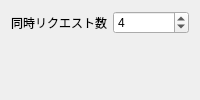
This is ui/dialogs/settings/TranslationPage.ui in Ikumyon/AutoLingua2 as Qt 5 draws it before an edit. The edited form follows.
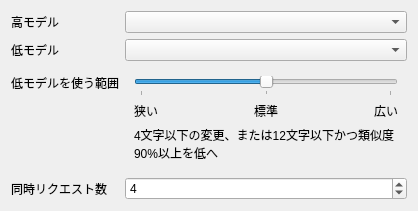
This is the edited form.

The edit to the form file:
```diff
--- a/ui/dialogs/settings/TranslationPage.ui
+++ b/ui/dialogs/settings/TranslationPage.ui
@@ -3,12 +3,26 @@
  <class>SettingsTranslationPage</class>
  <widget class="QWidget" name="SettingsTranslationPage">
   <layout class="QFormLayout" name="formTranslation">
-   <item row="0" column="0">
+   <item row="0" column="0"><widget class="QLabel" name="labelHighModel"><property name="text"><string>高モデル</string></property></widget></item>
+   <item row="0" column="1"><widget class="QComboBox" name="comboHighModel"/></item>
+   <item row="1" column="0"><widget class="QLabel" name="labelLowModel"><property name="text"><string>低モデル</string></property></widget></item>
+   <item row="1" column="1"><widget class="QComboBox" name="comboLowModel"/></item>
+   <item row="2" column="0"><widget class="QLabel" name="labelLowModelRange"><property name="text"><string>低モデルを使う範囲</string></property></widget></item>
+   <item row="2" column="1">
+    <widget class="QWidget" name="widgetLowModelRange">
+     <layout class="QVBoxLayout" name="layoutLowModelRange">
+      <item><widget class="QSlider" name="sliderLowModelRange"><property name="maximum"><number>2</number></property><property name="value"><number>1</number></property><property name="orientation"><enum>Qt::Horizontal</enum></property><property name="tickPosition"><enum>QSlider::TicksBelow</enum></property><property name="tickInterval"><number>1</number></property></widget></item>
+      <item><widget class="QLabel" name="labelLowModelPositions"><property name="text"><string>狭い　　　　　　　　標準　　　　　　　　広い</string></property></widget></item>
+      <item><widget class="QLabel" name="labelLowModelDescription"><property name="text"><string>4文字以下の変更、または12文字以下かつ類似度90%以上を低へ</string></property><property name="wordWrap"><bool>true</bool></property></widget></item>
+     </layout>
+    </widget>
+   </item>
+   <item row="3" column="0">
     <widget class="QLabel" name="labelConcurrency">
      <property name="text"><string>同時リクエスト数</string></property>
     </widget>
    </item>
-   <item row="0" column="1">
+   <item row="3" column="1">
     <widget class="QSpinBox" name="spinConcurrency">
      <property name="minimum"><number>1</number></property>
      <property name="maximum"><number>32</number></property>
```
